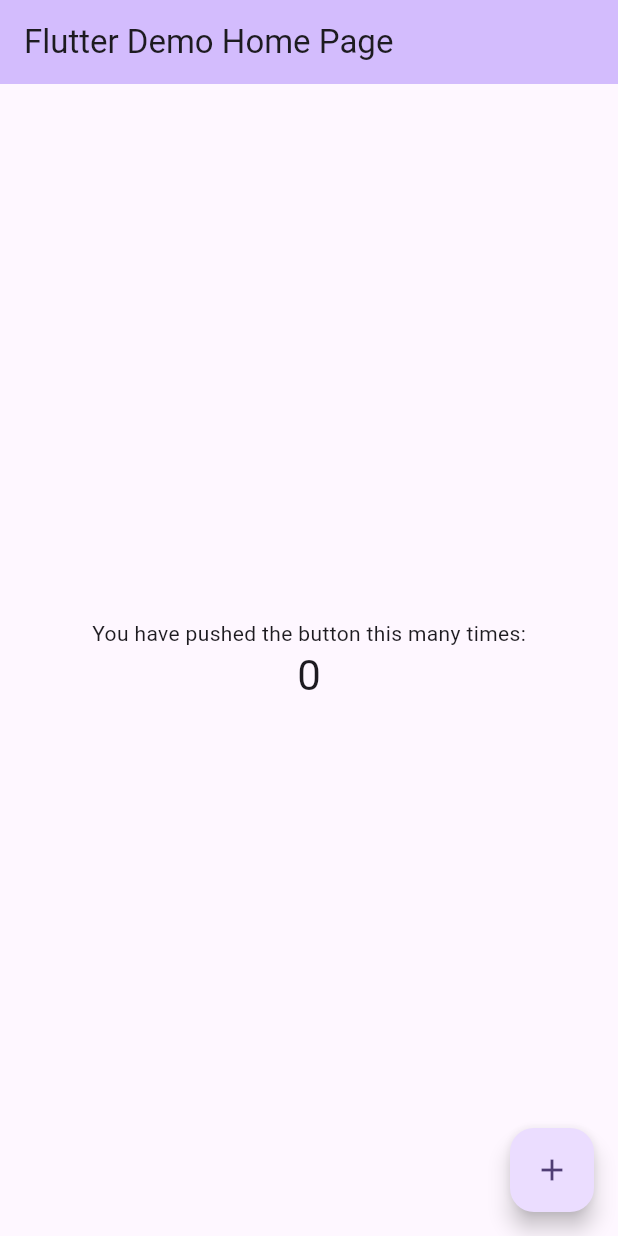
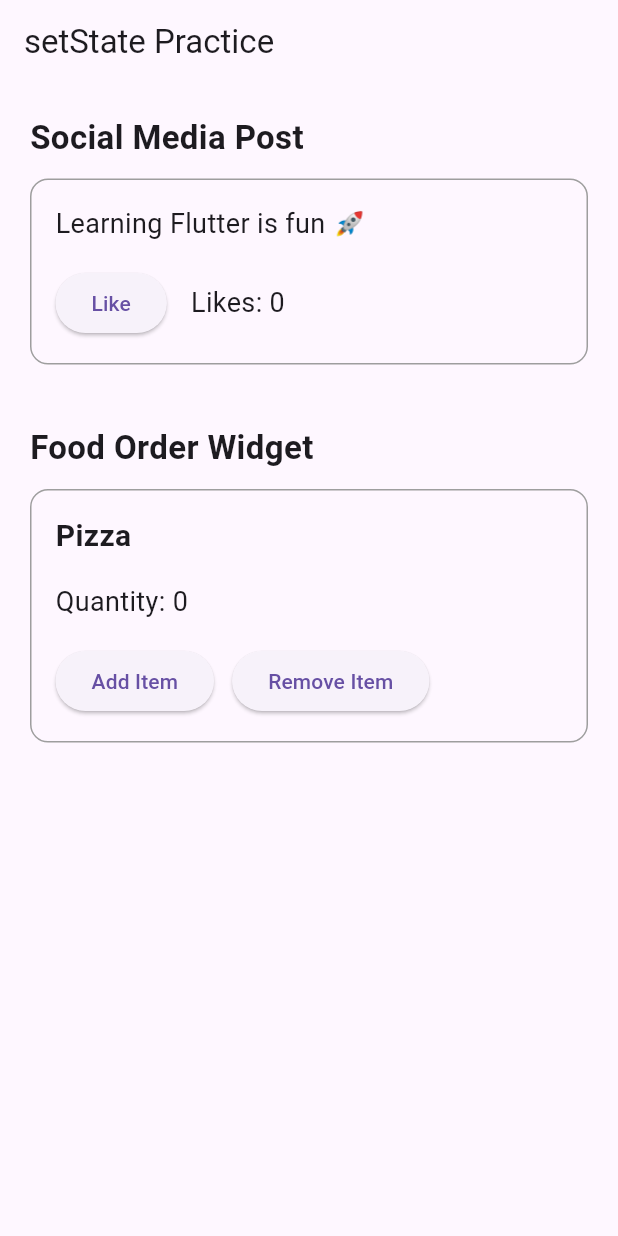
Before and after one commit to pugal6/flutter-tasks, a Flutter app: the screen it shows after launch, on a phone screen of 412 x 824 dp. Run offline on Flutter 3.47's test engine with Material 3 defaults, Android fonts, the phone set to English and light mode, and no system bars.

Commit message:
Add setState practice tasks

```diff
--- a/module2/lib/main.dart
+++ b/module2/lib/main.dart
@@ -1,4 +1,5 @@
 import 'package:flutter/material.dart';
+import 'package:module2/practice%20tasks/Set_state_task.dart';
 
 void main() {
   runApp(const MyApp());
@@ -7,116 +8,11 @@ void main() {
 class MyApp extends StatelessWidget {
   const MyApp({super.key});
 
-  // This widget is the root of your application.
   @override
   Widget build(BuildContext context) {
     return MaterialApp(
-      title: 'Flutter Demo',
-      theme: ThemeData(
-        // This is the theme of your application.
-        //
-        // TRY THIS: Try running your application with "flutter run". You'll see
-        // the application has a purple toolbar. Then, without quitting the app,
-        // try changing the seedColor in the colorScheme below to Colors.green
-        // and then invoke "hot reload" (save your changes or press the "hot
-        // reload" button in a Flutter-supported IDE, or press "r" if you used
-        // the command line to start the app).
-        //
-        // Notice that the counter didn't reset back to zero; the application
-        // state is not lost during the reload. To reset the state, use hot
-        // restart instead.
-        //
-        // This works for code too, not just values: Most code changes can be
-        // tested with just a hot reload.
-        colorScheme: .fromSeed(seedColor: Colors.deepPurple),
-      ),
-      home: const MyHomePage(title: 'Flutter Demo Home Page'),
+      debugShowCheckedModeBanner: false,
+      home: const PracticeScreen(),
     );
   }
 }
-
-class MyHomePage extends StatefulWidget {
-  const MyHomePage({super.key, required this.title});
-
-  // This widget is the home page of your application. It is stateful, meaning
-  // that it has a State object (defined below) that contains fields that affect
-  // how it looks.
-
-  // This class is the configuration for the state. It holds the values (in this
-  // case the title) provided by the parent (in this case the App widget) and
-  // used by the build method of the State. Fields in a Widget subclass are
-  // always marked "final".
-
-  final String title;
-
-  @override
-  State<MyHomePage> createState() => _MyHomePageState();
-}
-
-class _MyHomePageState extends State<MyHomePage> {
-  int _counter = 0;
-
-  void _incrementCounter() {
-    setState(() {
-      // This call to setState tells the Flutter framework that something has
-      // changed in this State, which causes it to rerun the build method below
-      // so that the display can reflect the updated values. If we changed
-      // _counter without calling setState(), then the build method would not be
-      // called again, and so nothing would appear to happen.
-      _counter++;
-    });
-  }
-
-  @override
-  Widget build(BuildContext context) {
-    // This method is rerun every time setState is called, for instance as done
-    // by the _incrementCounter method above.
-    //
-    // The Flutter framework has been optimized to make rerunning build methods
-    // fast, so that you can just rebuild anything that needs updating rather
-    // than having to individually change instances of widgets.
-    return Scaffold(
-      appBar: AppBar(
-        // TRY THIS: Try changing the color here to a specific color (to
-        // Colors.amber, perhaps?) and trigger a hot reload to see the AppBar
-        // change color while the other colors stay the same.
-        backgroundColor: Theme.of(context).colorScheme.inversePrimary,
-        // Here we take the value from the MyHomePage object that was created by
-        // the App.build method, and use it to set our appbar title.
-        title: Text(widget.title),
-      ),
-      body: Center(
-        // Center is a layout widget. It takes a single child and positions it
-        // in the middle of the parent.
-        child: Column(
-          // Column is also a layout widget. It takes a list of children and
-          // arranges them vertically. By default, it sizes itself to fit its
-          // children horizontally, and tries to be as tall as its parent.
-          //
-          // Column has various properties to control how it sizes itself and
-          // how it positions its children. Here we use mainAxisAlignment to
-          // center the children vertically; the main axis here is the vertical
-          // axis because Columns are vertical (the cross axis would be
-          // horizontal).
-          //
-          // TRY THIS: Invoke "debug painting" (choose the "Toggle Debug Paint"
-          // action in the IDE, or press "p" in the console), to see the
-          // wireframe for each widget.
-          mainAxisAlignment: .center,
-          children: [
-            const Text('You have pushed the button this many times:'),
-            Text(
-              '$_counter',
-              style: Theme.of(context).textTheme.headlineMedium,
-            ),
-          ],
-        ),
-      ),
-      floatingActionButton: FloatingActionButton(
-        onPressed: _incrementCounter,
-        tooltip: 'Increment',
-        child: const Icon(Icons.add),
-      ),
-    );
-  }
-}
--- /dev/null
+++ b/module2/lib/practice tasks/Set_state_task.dart
@@ -0,0 +1,169 @@
+import 'package:flutter/material.dart';
+
+class PracticeScreen extends StatefulWidget {
+  const PracticeScreen({super.key});
+
+  @override
+  State<PracticeScreen> createState() => _PracticeScreenState();
+}
+
+class _PracticeScreenState extends State<PracticeScreen> {
+  // Like button variables
+  int likeCount = 0;
+  bool isLiked = false;
+
+  // Food ordering variables
+  int quantity = 0;
+
+  void toggleLike() {
+    setState(() {
+      if (isLiked) {
+        likeCount--;
+        isLiked = false;
+      } else {
+        likeCount++;
+        isLiked = true;
+      }
+    });
+  }
+
+  void addItem() {
+    setState(() {
+      quantity++;
+    });
+  }
+
+  void removeItem() {
+    setState(() {
+      if (quantity > 0) {
+        quantity--;
+      }
+    });
+  }
+
+  @override
+  Widget build(BuildContext context) {
+    return Scaffold(
+      appBar: AppBar(
+        title: const Text("setState Practice"),
+      ),
+
+      body: Padding(
+        padding: const EdgeInsets.all(20),
+
+        child: Column(
+          crossAxisAlignment: CrossAxisAlignment.start,
+          children: [
+            // Like Button Section
+            const Text(
+              "Social Media Post",
+              style: TextStyle(
+                fontSize: 22,
+                fontWeight: FontWeight.bold,
+              ),
+            ),
+
+            const SizedBox(height: 12),
+
+            Container(
+              padding: const EdgeInsets.all(16),
+              decoration: BoxDecoration(
+                border: Border.all(color: Colors.grey),
+                borderRadius: BorderRadius.circular(12),
+              ),
+
+              child: Column(
+                crossAxisAlignment: CrossAxisAlignment.start,
+                children: [
+                  const Text(
+                    "Learning Flutter is fun 🚀",
+                    style: TextStyle(fontSize: 18),
+                  ),
+
+                  const SizedBox(height: 16),
+
+                  Row(
+                    children: [
+                      ElevatedButton(
+                        onPressed: toggleLike,
+                        child: Text(
+                          isLiked ? "Unlike" : "Like",
+                        ),
+                      ),
+
+                      const SizedBox(width: 16),
+
+                      Text(
+                        "Likes: $likeCount",
+                        style: const TextStyle(fontSize: 18),
+                      ),
+                    ],
+                  ),
+                ],
+              ),
+            ),
+
+            const SizedBox(height: 40),
+
+            // Food Ordering Section
+            const Text(
+              "Food Order Widget",
+              style: TextStyle(
+                fontSize: 22,
+                fontWeight: FontWeight.bold,
+              ),
+            ),
+
+            const SizedBox(height: 12),
+
+            Container(
+              padding: const EdgeInsets.all(16),
+              decoration: BoxDecoration(
+                border: Border.all(color: Colors.grey),
+                borderRadius: BorderRadius.circular(12),
+              ),
+
+              child: Column(
+                crossAxisAlignment: CrossAxisAlignment.start,
+                children: [
+                  const Text(
+                    "Pizza",
+                    style: TextStyle(
+                      fontSize: 20,
+                      fontWeight: FontWeight.bold,
+                    ),
+                  ),
+
+                  const SizedBox(height: 16),
+
+                  Text(
+                    "Quantity: $quantity",
+                    style: const TextStyle(fontSize: 18),
+                  ),
+
+                  const SizedBox(height: 16),
+
+                  Row(
+                    children: [
+                      ElevatedButton(
+                        onPressed: addItem,
+                        child: const Text("Add Item"),
+                      ),
+
+                      const SizedBox(width: 12),
+
+                      ElevatedButton(
+                        onPressed: removeItem,
+                        child: const Text("Remove Item"),
+                      ),
+                    ],
+                  ),
+                ],
+              ),
+            ),
+          ],
+        ),
+      ),
+    );
+  }
+}
```
